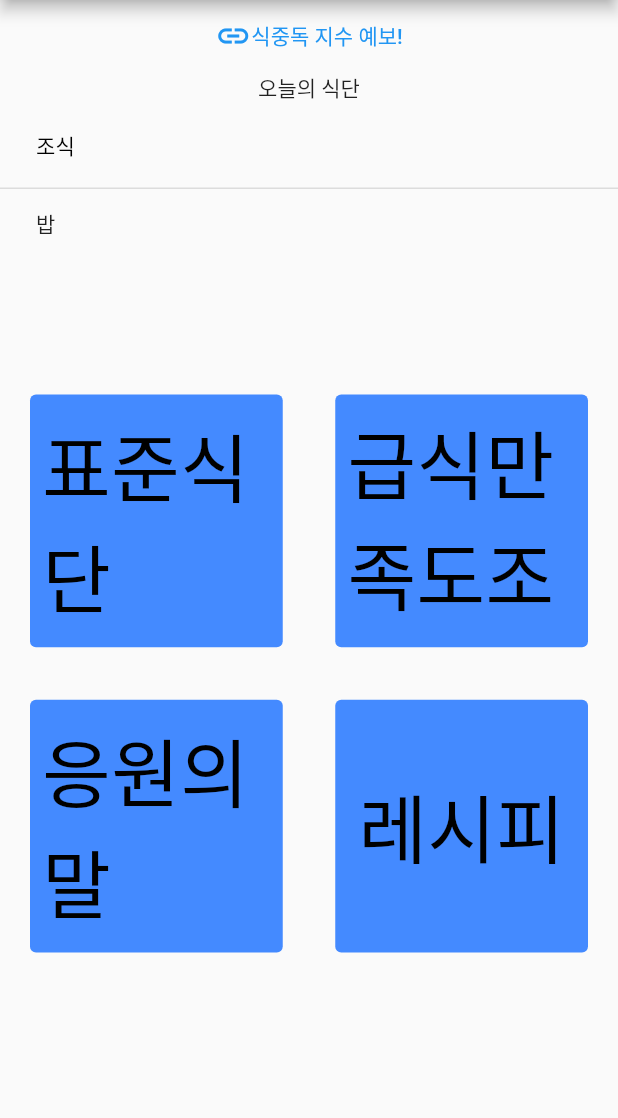
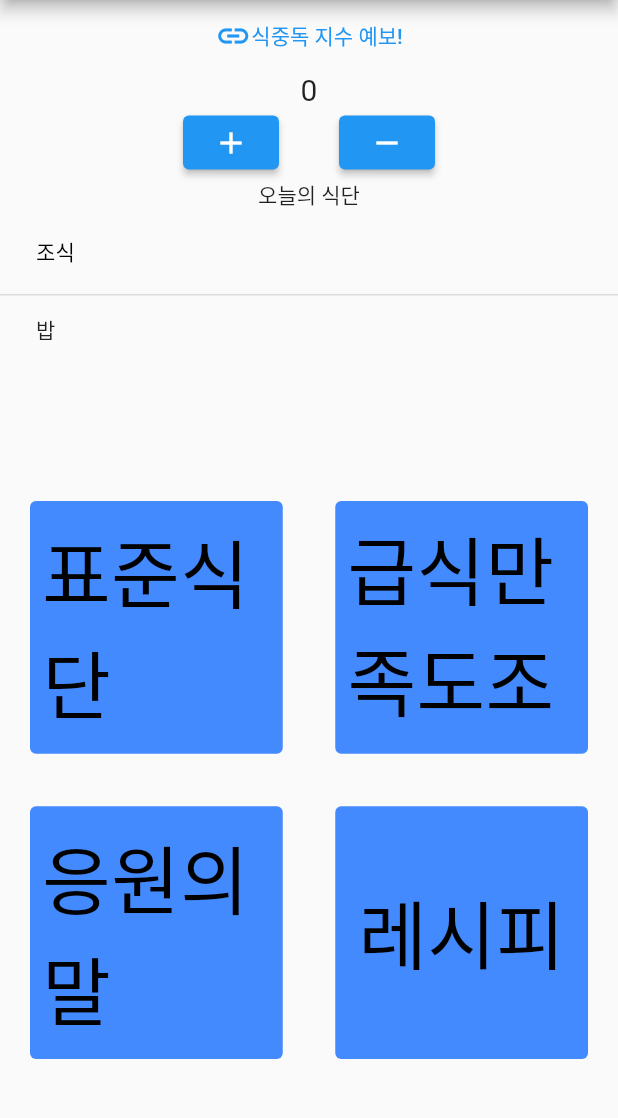
Before and after one commit to osamhack2021/APP_Geubyang_Jikimi_RT, a Flutter app: the screen it shows after launch, on a phone screen of 412 x 824 dp, the part 84-1202 px from its top. Run offline on Flutter 3.47's test engine with Material 2 defaults, Android fonts, the phone set to English and light mode, and no system bars; our stand-ins replace get, table_calendar.

Commit message:
provider_counter_example

```diff
--- /dev/null
+++ b/APP/geubyang/lib/buttons.dart
@@ -0,0 +1,27 @@
+import 'package:flutter/material.dart';
+import 'package:provider/provider.dart';
+import 'package:geubyang/counts.dart';
+
+class Buttons extends StatelessWidget {
+  @override
+  Widget build(BuildContext context) {
+    return Row(
+      mainAxisAlignment: MainAxisAlignment.center,
+      children: [
+        ElevatedButton(
+            onPressed: () {
+              context.read<Counts>().add();
+            },
+            child: Icon(Icons.add)),
+        SizedBox(
+          width: 40,
+        ),
+        ElevatedButton(
+            onPressed: () {
+              context.read<Counts>().remove();
+            },
+            child: Icon(Icons.remove))
+      ],
+    );
+  }
+}
--- /dev/null
+++ b/APP/geubyang/lib/counter.dart
@@ -0,0 +1,18 @@
+import 'package:flutter/material.dart';
+import 'package:geubyang/counts.dart';
+import 'package:provider/provider.dart';
+
+
+class Counter extends StatelessWidget {
+  @override
+  Widget build(BuildContext context) {
+    print('Counter');
+
+    return Text(
+      context.watch<Counts>().count.toString(),
+      style: TextStyle(
+        fontSize: 20,
+      ),
+    );
+  }
+}
--- /dev/null
+++ b/APP/geubyang/lib/counts.dart
@@ -0,0 +1,16 @@
+import 'package:flutter/material.dart';
+
+class Counts with ChangeNotifier {
+  int _count = 0;
+  int get count => _count;
+
+  void add() {
+    _count++;
+    notifyListeners();
+  }
+
+  void remove() {
+    _count--;
+    notifyListeners();
+  }
+}
--- a/APP/geubyang/lib/main_page.dart
+++ b/APP/geubyang/lib/main_page.dart
@@ -1,8 +1,12 @@
 import 'package:flutter/material.dart';
 import 'package:get/get.dart';
+import 'package:geubyang/buttons.dart';
+import 'package:geubyang/counter.dart';
+import 'package:geubyang/counts.dart';
 import 'package:geubyang/diet_table_listview.dart';
 import 'package:geubyang/diet_table_monthly.dart';
 import 'package:geubyang/recipe_board.dart';
+import 'package:provider/provider.dart';
 import 'package:url_launcher/url_launcher.dart';
 
 import 'custom_textbutton.dart';
@@ -24,7 +28,9 @@ class _MainPageState extends State<MainPage> {
 
   @override
   Widget build(BuildContext context) {
-    return Scaffold(
+    return ChangeNotifierProvider(
+        create: (BuildContext context) => Counts(),
+        child: Scaffold(
       appBar: AppBar(
         title: Text(widget.title),
       ),
@@ -117,6 +123,8 @@ class _MainPageState extends State<MainPage> {
                     Text("식중독 지수 예보!")
                   ],
                 )),
+                Counter(),
+                Buttons(),
             const Text('오늘의 식단'),
             DataTable(columns: const [
               DataColumn(label: Text('조식')),
@@ -157,6 +165,7 @@ class _MainPageState extends State<MainPage> {
           ],
         ),
       ), // This trailing comma makes auto-formatting nicer for build methods.
+    ),
     );
   }
 }
--- a/APP/geubyang/pubspec.yaml
+++ b/APP/geubyang/pubspec.yaml
@@ -33,6 +33,8 @@ dependencies:
   table_calendar: ^3.0.2
   url_launcher: ^6.0.12
   http: ^0.13.3
+  provider: ^6.0.1
+
 
   # The following adds the Cupertino Icons font to your application.
   # Use with the CupertinoIcons class for iOS style icons.
```
Also changed, not shown: APP/geubyang/lib/main.dart (+10 -1 lines), APP/geubyang/pubspec.lock.
